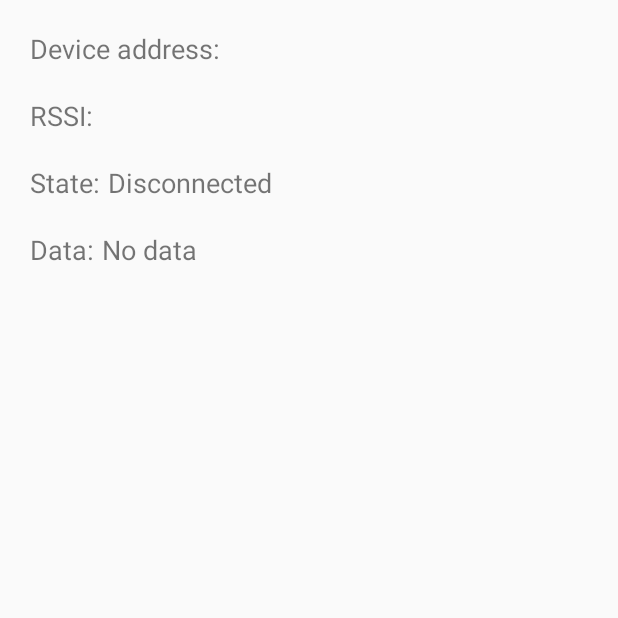
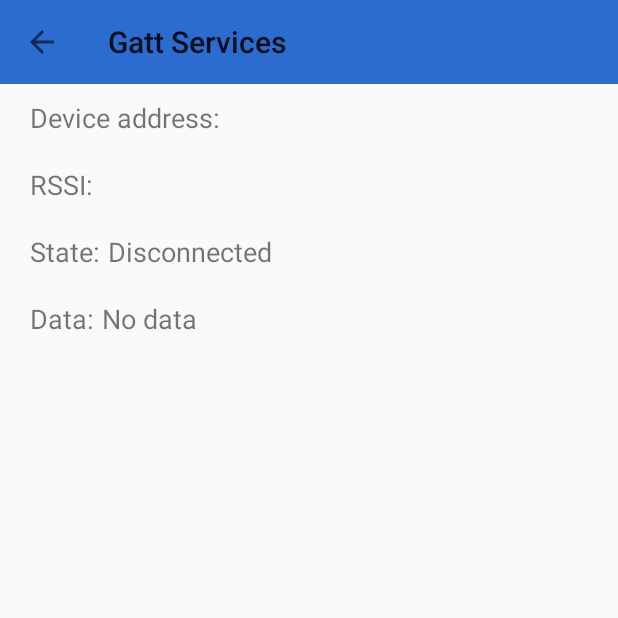
Before and after one commit to suzp1984/Light_BLE, an Android app: the CentralDetailsActivity screen opened directly, with no data from a screen before it, on a phone screen of 412 x 824 dp, the top half of it. Run offline under Robolectric (Android 15) with nearby library versions, the phone set to English and light mode, and no system bars; our stand-ins replace ButterKnife, Dagger/Hilt's generated code; libraries missing offline, so code that uses them is left out: rx.android.schedulers, rx.schedulers; 2 statements that could not run were skipped.

Commit message:
add toolbar into Central Gatt activity

```diff
--- a/Light_BLE/ble/src/main/java/org/zpcat/ble/ui/central/CentralActivity.java
+++ b/Light_BLE/ble/src/main/java/org/zpcat/ble/ui/central/CentralActivity.java
@@ -65,6 +65,7 @@ public class CentralActivity extends BaseActivity {
         if (mToolbar != null) {
             mToolbar.setTitle(R.string.central_mode);
             setSupportActionBar(mToolbar);
+            getSupportActionBar().setDisplayHomeAsUpEnabled(true);
         }
 
         // Use this check to determine whether BLE is supported on the device.  Then you can
--- a/Light_BLE/ble/src/main/java/org/zpcat/ble/ui/central/CentralDetailsActivity.java
+++ b/Light_BLE/ble/src/main/java/org/zpcat/ble/ui/central/CentralDetailsActivity.java
@@ -8,6 +8,7 @@ import android.bluetooth.BluetoothGattService;
 import android.content.Intent;
 import android.os.Build;
 import android.os.Bundle;
+import android.support.v7.widget.Toolbar;
 import android.view.View;
 import android.widget.ExpandableListView;
 import android.widget.SimpleExpandableListAdapter;
@@ -60,6 +61,9 @@ public class CentralDetailsActivity extends BaseActivity implements CentralMvpVi
 
     @Bind(R.id.signal_rssi)
     TextView mRssiField;
+
+    @Bind(R.id.toolbar)
+    Toolbar mToolbar;
 
     @Inject
     CentralPresenter mCentralPresenter;
@@ -120,9 +124,15 @@ public class CentralDetailsActivity extends BaseActivity implements CentralMvpVi
     public void onCreate(Bundle savedInstanceState) {
         super.onCreate(savedInstanceState);
         getActivityComponent().inject(this);
-        setContentView(R.layout.gatt_services_characteristics);
+        setContentView(R.layout.central_gatt_services);
 
         ButterKnife.bind(this);
+
+        if (mToolbar != null) {
+            mToolbar.setTitle("Gatt Services");
+            setSupportActionBar(mToolbar);
+            getSupportActionBar().setDisplayHomeAsUpEnabled(true);
+        }
 
         final Intent intent = getIntent();
         mDeviceName = intent.getStringExtra(EXTRAS_DEVICE_NAME);
@@ -137,6 +147,7 @@ public class CentralDetailsActivity extends BaseActivity implements CentralMvpVi
         mConnectionState = (TextView) findViewById(R.id.connection_state);
         mDataField = (TextView) findViewById(R.id.data_value);
         mRssiField = (TextView) findViewById(R.id.signal_rssi);
+
     }
 
     @Override
--- a/Light_BLE/ble/src/main/java/org/zpcat/ble/ui/central/DeviceControlActivity.java
+++ b/Light_BLE/ble/src/main/java/org/zpcat/ble/ui/central/DeviceControlActivity.java
@@ -166,7 +166,7 @@ public class DeviceControlActivity extends AppCompatActivity {
     @Override
     public void onCreate(Bundle savedInstanceState) {
         super.onCreate(savedInstanceState);
-        setContentView(R.layout.gatt_services_characteristics);
+        setContentView(R.layout.central_gatt_services);
 
         final Intent intent = getIntent();
         mDeviceName = intent.getStringExtra(EXTRAS_DEVICE_NAME);
--- a/Light_BLE/ble/src/main/res/layout/gatt_services_characteristics.xml
+++ b/Light_BLE/ble/src/main/res/layout/central_gatt_services.xml
@@ -13,11 +13,30 @@
      See the License for the specific language governing permissions and
      limitations under the License.
 -->
-<LinearLayout xmlns:android="http://schemas.android.com/apk/res/android"
+<android.support.design.widget.CoordinatorLayout
+    xmlns:android="http://schemas.android.com/apk/res/android"
+    android:orientation="vertical"
+    android:layout_width="match_parent"
+    android:layout_height="match_parent"
+    android:layout_margin="0dp">
+
+    <android.support.v7.widget.Toolbar
+        android:id="@+id/toolbar"
+        android:layout_width="match_parent"
+        android:layout_height="?attr/actionBarSize"
+        android:navigationIcon="?homeAsUpIndicator"
+        android:background="@color/light_blue"
+        />
+
+<LinearLayout
         android:orientation="vertical"
         android:layout_width="match_parent"
         android:layout_height="wrap_content"
-        android:layout_margin="10dp">
+        android:layout_marginTop="?attr/actionBarSize"
+        android:layout_marginLeft="10dp"
+        android:layout_marginRight="10dp">
+
+
     <LinearLayout android:orientation="horizontal"
                   android:layout_width="match_parent"
                   android:layout_height="wrap_content"
@@ -87,3 +106,5 @@
             android:layout_width="match_parent"
             android:layout_height="wrap_content"/>
 </LinearLayout>
+
+</android.support.design.widget.CoordinatorLayout>
```
Also changed, not shown: Light_BLE/ble/src/main/java/org/zpcat/ble/ui/base/BaseActivity.java (+18 -0 lines).
